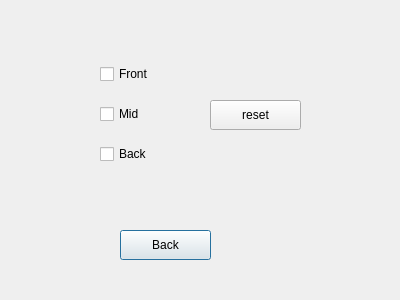
Before: the Qt Designer form interiorlights.ui in dbogardaustin/InfotainmentSystem, drawn with Qt 5.
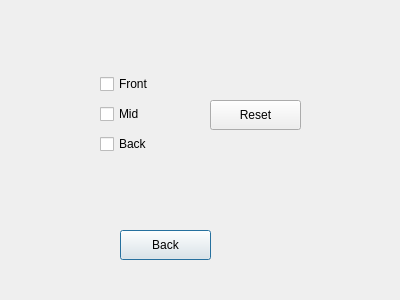
After: the same form once the commit is applied.

Diff of the .ui file:
```diff
--- a/interiorlights.ui
+++ b/interiorlights.ui
@@ -30,7 +30,7 @@
    <property name="geometry">
     <rect>
      <x>100</x>
-     <y>60</y>
+     <y>70</y>
      <width>95</width>
      <height>28</height>
     </rect>
@@ -56,7 +56,7 @@
    <property name="geometry">
     <rect>
      <x>100</x>
-     <y>140</y>
+     <y>130</y>
      <width>95</width>
      <height>28</height>
     </rect>
@@ -75,7 +75,7 @@
     </rect>
    </property>
    <property name="text">
-    <string>reset</string>
+    <string>Reset</string>
    </property>
   </widget>
  </widget>
```
